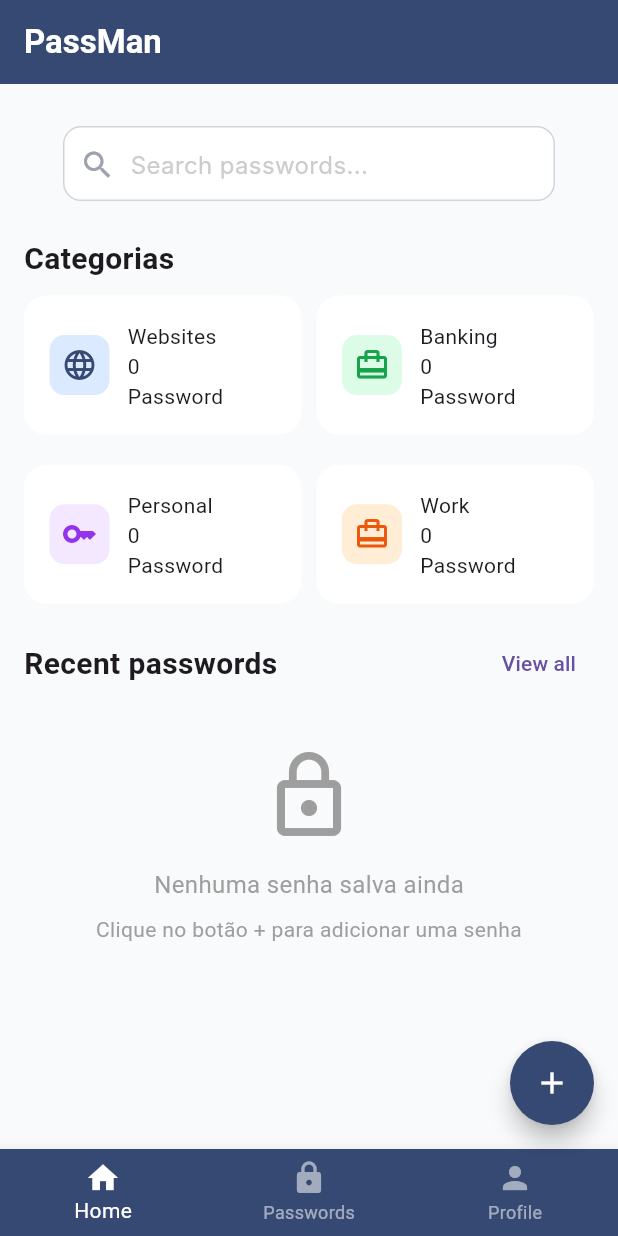
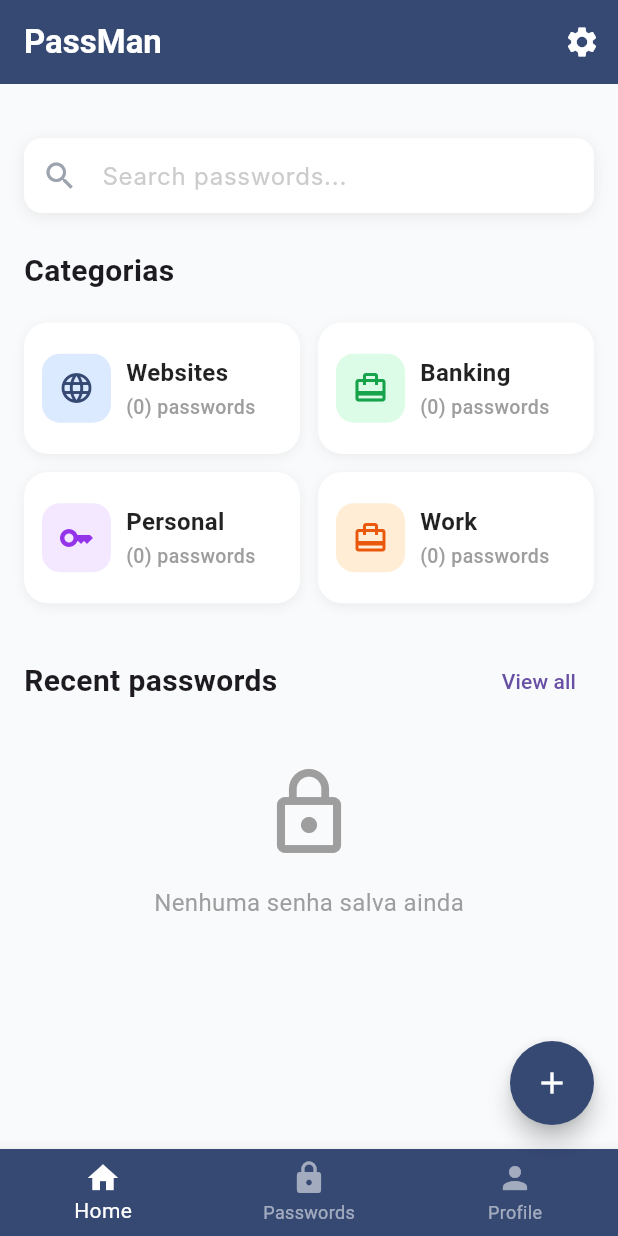
Before and after one commit to YanGarrido/Projeto_Gerenciador_Senha_Flutter, a Flutter app: the screen it shows after launch, after a tap on "View all", on a phone screen of 412 x 824 dp. Run offline on Flutter 3.47's test engine with Material 3 defaults, Android fonts, the phone set to English and light mode, and no system bars; our stand-ins replace flutter_secure_storage; Roboto replaces fonts that are missing (Inter).

```diff
--- a/lib/form/widget/password_form.dart
+++ b/lib/form/widget/password_form.dart
@@ -361,7 +361,7 @@ class _PasswordFormState extends State<PasswordForm> {
                 child: ElevatedButton(
                   onPressed: _savePassword,
                   style: ElevatedButton.styleFrom(
-                  backgroundColor: Colors.blue.shade700,
+                  backgroundColor: const Color.fromARGB(255, 7, 51, 95),
                   foregroundColor: Colors.white,
                   padding: const EdgeInsets.symmetric(vertical: 14),
                   shape: RoundedRectangleBorder(
--- a/lib/home/home_page.dart
+++ b/lib/home/home_page.dart
@@ -16,9 +16,18 @@ class HomePage extends StatefulWidget {
 
 class _HomePageState extends State<HomePage> {
   final PasswordService _passwordService = PasswordService();
+
   List<PasswordModel> _allPasswords = [];
-  List<PasswordModel> _recentPasswords = [];
+  List<PasswordModel> _filteredPasswords = [];
+  List<PasswordModel> _searchResults = [];
+
+  String? _selectedCategory;
+  String _searchQuery = '';
+
+  int _weakPasswordsCount = 0;
+
   bool _isLoading = true;
+  bool _isSearching = false;
 
   @override
   void initState() {
@@ -33,11 +42,58 @@ class _HomePageState extends State<HomePage> {
 
     final passwords = await _passwordService.getAllPasswords();
 
+    final weakCount = passwords.where((p) => p.password.length < 8).length;
+
     setState(() {
       _allPasswords = passwords;
-      _recentPasswords = passwords.take(3).toList(); // Últimas 3 senhas
+      _weakPasswordsCount = weakCount;
       _isLoading = false;
     });
+
+    if (_searchQuery.isNotEmpty) {
+      _onSearchChanged(_searchQuery);
+    } else {
+      _applyCategoryFilter();
+    }
+  }
+
+  void _applyCategoryFilter() {
+    setState(() {
+      if (_selectedCategory == null) {
+        _filteredPasswords = _allPasswords.take(3).toList();
+      } else {
+        _filteredPasswords =
+            _allPasswords.where((p) => p.category == _selectedCategory).toList();
+      }
+    });
+  }
+
+  void _onCategorySelected(String? category) {
+    setState(() {
+      _selectedCategory = category;
+    });
+    _applyCategoryFilter();
+  }
+
+  Future<void> _onSearchChanged(String query) async {
+    setState(() {
+      _searchQuery = query;
+      if (query.isEmpty) {
+        _isSearching = false;
+        _searchResults = [];
+        _applyCategoryFilter();
+      } else {
+        _isSearching = true;
+      }
+    });
+
+    if (query.isNotEmpty) {
+      final results = await _passwordService.searchPasswords(query);
+      setState(() {
+        _searchResults = results;
+        _isSearching = false;
+      });
+    }
   }
 
   Future<void> _navigateToAddPassword() async {
@@ -46,7 +102,6 @@ class _HomePageState extends State<HomePage> {
       MaterialPageRoute(builder: (context) => const FormPasswordPage()),
     );
 
-    // Recarregar senhas se algo foi salvo
     if (result == true) {
       _loadPasswords();
     }
@@ -54,6 +109,11 @@ class _HomePageState extends State<HomePage> {
 
   @override
   Widget build(BuildContext context) {
+    final displayList =
+        _searchQuery.isNotEmpty ? _searchResults : _filteredPasswords;
+
+    final isSearchActive = _searchQuery.isNotEmpty;
+
     return Scaffold(
       backgroundColor: AppColors.background,
       appBar: AppBar(
@@ -63,29 +123,30 @@ class _HomePageState extends State<HomePage> {
           style: TextStyle(color: Colors.white, fontWeight: FontWeight.bold),
         ),
         backgroundColor: AppColors.darkblue,
+        actions: [
+          IconButton(
+            icon: const Icon(Icons.settings, color: Colors.white),
+            onPressed: () {
+              ScaffoldMessenger.of(context).showSnackBar(
+                const SnackBar(content: Text('Configurações')),
+              );
+            },
+          ),
+        ],
       ),
       bottomNavigationBar: BottomNavigationBar(
         backgroundColor: AppColors.darkblue,
         selectedItemColor: Colors.white,
         unselectedItemColor: Colors.white54,
         items: const [
-          BottomNavigationBarItem(
-            icon: Icon(Icons.home),
-            label: 'Home',
-          ),
-          BottomNavigationBarItem(
-            icon: Icon(Icons.lock),
-            label: 'Passwords',
-          ),
-          BottomNavigationBarItem(
-            icon: Icon(Icons.person),
-            label: 'Profile',
-          ),
+          BottomNavigationBarItem(icon: Icon(Icons.home), label: 'Home'),
+          BottomNavigationBarItem(icon: Icon(Icons.lock), label: 'Passwords'),
+          BottomNavigationBarItem(icon: Icon(Icons.person), label: 'Profile'),
         ],
       ),
       floatingActionButton: FloatingActionButton(
         onPressed: _navigateToAddPassword,
-        shape: CircleBorder(),
+        shape: const CircleBorder(),
         backgroundColor: AppColors.darkblue,
         child: const Icon(Icons.add, color: Colors.white),
       ),
@@ -93,19 +154,21 @@ class _HomePageState extends State<HomePage> {
           ? const Center(child: CircularProgressIndicator())
           : SingleChildScrollView(
               child: Padding(
-                padding: const EdgeInsets.symmetric(horizontal: 16.0),
+                padding:
+                    const EdgeInsets.symmetric(horizontal: 16.0, vertical: 8),
                 child: Column(
                   crossAxisAlignment: CrossAxisAlignment.center,
                   children: [
                     Center(
                       child: Padding(
                         padding: const EdgeInsets.only(top: 16),
-                        child: SearchBarWidget(),
+                        child: SearchBarWidget(onChanged: _onSearchChanged),
                       ),
                     ),
                     Column(
                       crossAxisAlignment: CrossAxisAlignment.start,
                       children: [
+                        if (!isSearchActive) ...[
                           const Text(
                             'Categorias',
                             style: TextStyle(
@@ -113,65 +176,115 @@ class _HomePageState extends State<HomePage> {
                               fontWeight: FontWeight.bold,
                             ),
                           ),
+                          const SizedBox(height: 16),
                           Categories(
                             passwords: _allPasswords,
+                            selectedCategory: _selectedCategory,
                           ),
-                        const SizedBox(height: 16),
+                          const SizedBox(height: 24),
+
+                          if (_weakPasswordsCount > 0) ...[
+                            Container(
+                              padding: const EdgeInsets.all(12),
+                              decoration: BoxDecoration(
+                                color: const Color(0xFFFEF2F2),
+                                borderRadius: BorderRadius.circular(8),
+                                border: const Border(
+                                  left: BorderSide(
+                                      color: Colors.red, width: 4),
+                                ),
+                              ),
+                              child: Row(
+                                children: [
+                                  const Icon(Icons.error_outline,
+                                      color: Colors.red),
+                                  const SizedBox(width: 12),
+                                  Expanded(
+                                    child: Text(
+                                      'You have $_weakPasswordsCount weak password${_weakPasswordsCount > 1 ? 's' : ''} that need attention',
+                                      style: const TextStyle(
+                                        color: Colors.red,
+                                        fontWeight: FontWeight.w500,
+                                        fontSize: 13,
+                                      ),
+                                    ),
+                                  ),
+                                ],
+                              ),
+                            ),
+                            const SizedBox(height: 24),
+                          ],
+                        ],
+
                         Row(
                           mainAxisAlignment: MainAxisAlignment.spaceBetween,
                           children: [
-                            const Text(
-                              'Recent passwords',
-                              style: TextStyle(
+                            Text(
+                              isSearchActive
+                                  ? 'Resultados (${_searchResults.length})'
+                                  : (_selectedCategory == null
+                                      ? 'Recent passwords'
+                                      : 'Senhas - $_selectedCategory'),
+                              style: const TextStyle(
                                 fontSize: 20,
                                 fontWeight: FontWeight.bold,
                               ),
                             ),
+                            if (!isSearchActive)
+                              if (_selectedCategory != null)
                                 TextButton(
-                              onPressed: () {
-                                // TODO: Navegar para página de todas as senhas
-                              },
+                                  onPressed: () => _onCategorySelected(null),
+                                  child: const Text('Limpar filtro'),
+                                )
+                              else
+                                TextButton(
+                                  onPressed: () {},
                                   child: const Text('View all'),
                                 ),
                           ],
                         ),
-                        if (_recentPasswords.isEmpty)
-                          const Center(
+
+                        if (_isSearching && isSearchActive)
+                          const Padding(
+                            padding: EdgeInsets.all(32.0),
+                            child: Center(child: CircularProgressIndicator()),
+                          )
+                        else if (displayList.isEmpty)
+                          Center(
                             child: Padding(
                               padding: EdgeInsets.all(32.0),
                               child: Column(
                                 children: [
                                   Icon(
-                                    Icons.lock_outline,
+                                    isSearchActive
+                                        ? Icons.search_off
+                                        : Icons.lock_outline,
                                     size: 64,
                                     color: Colors.grey,
                                   ),
                                   SizedBox(height: 16),
                                   Text(
-                                    'Nenhuma senha salva ainda',
-                                    style: TextStyle(
+                                    isSearchActive
+                                        ? 'Nenhum resultado encontrado'
+                                        : (_selectedCategory == null
+                                            ? 'Nenhuma senha salva ainda'
+                                            : 'Nenhuma senha nesta categoria'),
+                                    style: const TextStyle(
                                       fontSize: 16,
                                       color: Colors.grey,
                                     ),
-                                  ),
-                                  SizedBox(height: 8),
-                                  Text(
-                                    'Clique no botão + para adicionar uma senha',
-                                    style: TextStyle(
-                                      fontSize: 14,
-                                      color: Colors.grey,
-                                    ),
-                                    textAlign: TextAlign.center,
                                   ),
                                 ],
                               ),
                             ),
                           )
                         else
-                          ..._recentPasswords.map((password) => PasswordView(
+                          ...displayList.map(
+                            (password) => PasswordView(
                               password: password,
                               onDeleted: _loadPasswords,
-                              )),
+                            ),
+                          ),
                       ],
                     ),
                   ],
--- a/lib/home/widgets/categories.dart
+++ b/lib/home/widgets/categories.dart
@@ -6,10 +6,12 @@ import 'package:flutter_application_1/screens/category_screen.dart';
 
 class Categories extends StatelessWidget {
   final List<PasswordModel> passwords;
+  final String? selectedCategory;
 
   const Categories({
     super.key,
     required this.passwords,
+    this.selectedCategory,
   });
 
   @override
@@ -22,11 +24,15 @@ class Categories extends StatelessWidget {
         GridView.builder(
           shrinkWrap: true,
           physics: const NeverScrollableScrollPhysics(),
+          // Adicionei padding extra aqui para a sombra não cortar
+          padding: const EdgeInsets.symmetric(vertical: 4),
           gridDelegate: const SliverGridDelegateWithFixedCrossAxisCount(
-            crossAxisSpacing: 10,
-            mainAxisSpacing: 10,
+            crossAxisSpacing: 12,
+            mainAxisSpacing: 12,
             crossAxisCount: 2,
-            childAspectRatio: 1.8,
+            // Aumentei para 2.1 para deixar os cartões mais compactos (menos altos)
+            // Isso ajuda a evitar o scroll desnecessário
+            childAspectRatio: 2.1,
           ),
           itemCount: categories.length,
           itemBuilder: (context, index) {
--- a/lib/home/widgets/categories_button.dart
+++ b/lib/home/widgets/categories_button.dart
@@ -20,26 +20,39 @@ class CategoriesButton extends StatelessWidget {
 
   @override
   Widget build(BuildContext context) {
-    return InkWell(
+    return Ink(
+      decoration: BoxDecoration(
+        borderRadius: BorderRadius.circular(16.0),
+        color: Colors.white,
+        boxShadow: isSelected
+            ? [
+                BoxShadow(
+                  color: iconColor.withValues(alpha: 0.3),
+                  blurRadius: 8,
+                  offset: const Offset(0, 4),
+                ),
+              ]
+            : [
+                BoxShadow(
+                  color: Colors.grey.withValues(alpha: 0.15),
+                  blurRadius: 6,
+                  offset: const Offset(0, 2),
+                ),
+              ],
+      ),
+      child: InkWell(
         onTap: onTap,
-      borderRadius: BorderRadius.circular(15.0),
-      child: Container(
-        margin: const EdgeInsets.only(top: 10.0),
-        width: 110,
-        height: 170,
-        padding: const EdgeInsets.all(17.0),
-        decoration: BoxDecoration(
-          borderRadius: BorderRadius.circular(15.0),
-          color: Colors.white,
-        ),
+        borderRadius: BorderRadius.circular(16.0),
+        child: Padding(
+          padding: const EdgeInsets.symmetric(horizontal: 12.0, vertical: 8.0),
           child: Row(
+            mainAxisAlignment: MainAxisAlignment.start,
             children: [
               Container(
-              margin: const EdgeInsets.only(right: 12.0),
-              width: 40,
-              height: 40,
+                width: 46,
+                height: 46,
                 decoration: BoxDecoration(
-                borderRadius: BorderRadius.circular(10.0),
+                  borderRadius: BorderRadius.circular(12.0),
                   color: backgroundColor,
                 ),
                 child: Icon(
@@ -48,16 +61,38 @@ class CategoriesButton extends StatelessWidget {
                   color: iconColor,
                 ),
               ),
-            Column(
+              const SizedBox(width: 10),
+              Expanded(
+                child: Column(
                   mainAxisAlignment: MainAxisAlignment.center,
                   crossAxisAlignment: CrossAxisAlignment.start,
                   children: [
-                Text(categoryName),
-                Text(value),
-                const Text('Password'),
+                    Text(
+                      categoryName,
+                      style: const TextStyle(
+                        fontSize: 16,
+                        fontWeight: FontWeight.bold,
+                        color: Colors.black87,
+                      ),
+                      maxLines: 1,
+                      overflow: TextOverflow.ellipsis,
+                    ),
+                    const SizedBox(height: 2),
+                    Text(
+                      '($value) passwords',
+                      style: TextStyle(
+                        fontSize: 13,
+                        fontWeight: FontWeight.w500,
+                        color: Colors.grey.shade500,
+                      ),
+                      maxLines: 1,
+                      overflow: TextOverflow.ellipsis,
+                    ),
                   ],
                 ),
+              ),
             ],
+          ),
         ),
       ),
     );
--- a/lib/home/widgets/search_bar_widget.dart
+++ b/lib/home/widgets/search_bar_widget.dart
@@ -1,84 +1,81 @@
 import 'package:flutter/material.dart';
+import 'package:flutter_application_1/shared/app_colors.dart';
 
-class SearchBarWidget extends StatelessWidget {
-  const SearchBarWidget({super.key});
+class SearchBarWidget extends StatefulWidget {
+  final ValueChanged<String> onChanged;
+
+  const SearchBarWidget({
+    super.key,
+    required this.onChanged,
+  });
+
+  @override
+  State<SearchBarWidget> createState() => _SearchBarWidgetState();
+}
+
+class _SearchBarWidgetState extends State<SearchBarWidget> {
+  final TextEditingController _controller = TextEditingController();
+
+  @override
+  void dispose() {
+    _controller.dispose();
+    super.dispose();
+  }
 
   @override
   Widget build(BuildContext context) {
     return Container(
       margin: const EdgeInsets.only(top: 12.0, bottom: 24.0),
-      width: 328,
+      width: double.infinity,
       height: 50,
-      child: Stack(
-        children: [
-          Positioned(
-            left: 0,
-            top: 0,
-            child: Container(
-              width: 328,
-              height: 50,
-              padding: const EdgeInsets.only(
-                top: 13,
-                left: 10,
-                right: 17,
-                bottom: 13,
+      // A decoração (sombra e fundo) fica no Container pai
+      decoration: BoxDecoration(
+        color: Colors.white,
+        borderRadius: BorderRadius.circular(12),
+        boxShadow: [
+          BoxShadow(
+            color: Colors.grey.withValues(alpha: 0.2), // Sombra suave
+            blurRadius: 8,
+            offset: const Offset(0, 2),
           ),
-              decoration: ShapeDecoration(
-                color: Colors.white,
-                shape: RoundedRectangleBorder(
-                  side: BorderSide(width: 1, color: const Color(0xFFD1D5DB)),
-                  borderRadius: BorderRadius.circular(12),
+        ],
       ),
-              ),
-              child: Row(
-                spacing: 10,
-                mainAxisSize: MainAxisSize.min,
-                mainAxisAlignment: MainAxisAlignment.start,
-                crossAxisAlignment: CrossAxisAlignment.center,
-                children: [
-                  Icon(
-                    Icons.search,
-                    color: const Color(0xFF9CA3AF),
-                    size: 24,
-                  ),
-                  Text(
-                    'Search passwords...',
-                    style: TextStyle(
-                      color: const Color(0xFFCCCCCC),
+      child: TextField(
+        controller: _controller,
+        onChanged: widget.onChanged,
+        decoration: InputDecoration(
+          hintText: 'Search passwords...',
+          hintStyle: const TextStyle(
+            color: Color(0xFFCCCCCC),
             fontSize: 16,
             fontFamily: 'Inter',
             fontWeight: FontWeight.w400,
-                      height: 1.50,
           ),
+          prefixIcon: const Icon(
+            Icons.search,
+            color: Color(0xFF9CA3AF),
+            size: 24,
           ),
-                ],
+          filled: true,
+          // O fundo é transparente porque a cor branca já está no Container pai
+          fillColor: Colors.transparent,
+
+          hoverColor: Colors.transparent,
+
+          // --- ESTADO OCIOSO: Sem borda visível, apenas a sombra do Container ---
+          enabledBorder: OutlineInputBorder(
+            borderSide: BorderSide.none, // Remove a linha
+            borderRadius: BorderRadius.circular(12),
           ),
+
+          // --- ESTADO FOCADO: A borda azul aparece ---
+          focusedBorder: OutlineInputBorder(
+            borderSide: const BorderSide(width: 2, color: AppColors.darkblue),
+            borderRadius: BorderRadius.circular(12),
           ),
+
+          contentPadding: const EdgeInsets.symmetric(vertical: 13),
         ),
-          Positioned(
-            left: 0,
-            top: 0,
-            child: SizedBox(
-              width: 32,
-              height: 50,
-              child: Stack(
-                children: [
-                  Positioned(
-                    left: 12,
-                    top: 15,
-                    child: Container(
-                      width: 20,
-                      height: 20,
-                      clipBehavior: Clip.antiAlias,
-                      decoration: BoxDecoration(),
-                      child: Stack(),
-                    ),
-                  ),
-                ],
-              ),
-            ),
-          ),
-        ],
       ),
     );
   }
```
Also changed, not shown: pubspec.lock. Lines whose indentation alone changed are shown as unchanged.
